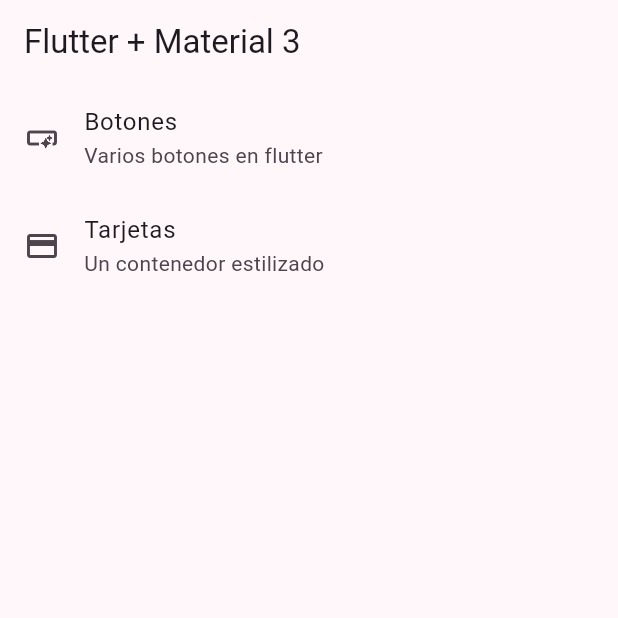
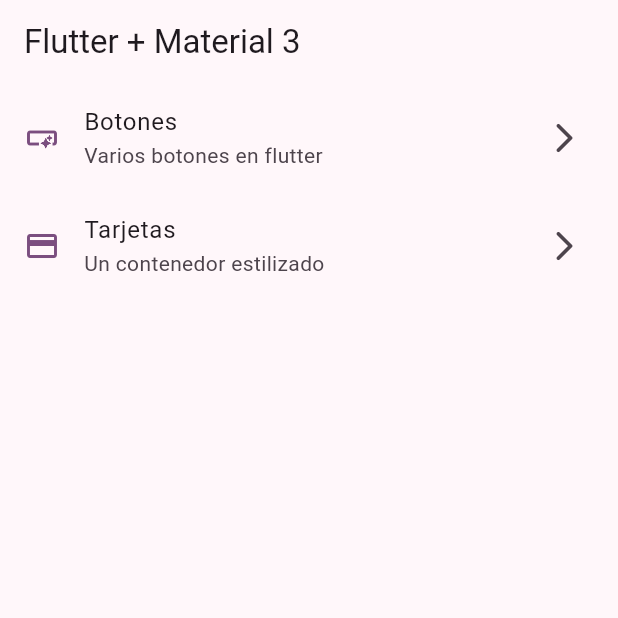
Before and after one commit to UrielCisneros/widgets_app, a Flutter app: the screen it shows after launch, on a phone screen of 412 x 824 dp, the top half of it. Run offline on Flutter 3.47's test engine with Material 2 defaults, Android fonts, the phone set to English and light mode, and no system bars.

Commit message:
Add navigation

```diff
--- a/lib/presentation/screens/home/home_screen.dart
+++ b/lib/presentation/screens/home/home_screen.dart
@@ -41,9 +41,14 @@ class _CustomListTile extends StatelessWidget {
     final themeColor = Theme.of(context).colorScheme;
 
     return ListTile(
-      leading: Icon(menuItem.icon),
+      leading: Icon(
+        menuItem.icon,
+        color: themeColor.primary,
+      ),
+      trailing: const Icon(Icons.arrow_forward_ios_rounded),
       title: Text(menuItem.title),
       subtitle: Text(menuItem.subTitle),
+      onTap: () {},
     );
   }
 }
```
Also changed, not shown: lib/presentation/screens/cards/cards_screen.dart (added, +14 -0 lines), lib/presentation/screens/buttons/buttons_screen.dart (added).
